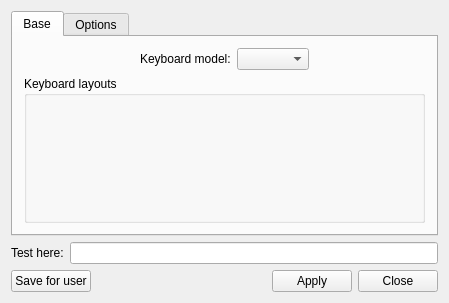
First picture: the form in src-qt4/pc-syskeyboard/mainwindow.ui, repository trueos/pcbsd, before the edit.
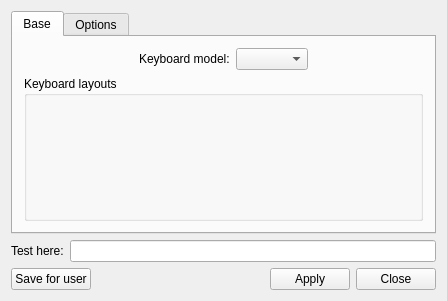
Second picture: the form after the edit. Custom widgets are drawn as their Qt base class.

The edit to the form file:
```diff
--- a/src-qt4/pc-syskeyboard/mainwindow.ui
+++ b/src-qt4/pc-syskeyboard/mainwindow.ui
@@ -6,8 +6,8 @@
    <rect>
     <x>0</x>
     <y>0</y>
-    <width>449</width>
-    <height>303</height>
+    <width>447</width>
+    <height>301</height>
    </rect>
   </property>
   <property name="windowTitle">
```
Left out of the diff: 23 changed lines with no effect on the pictures.
